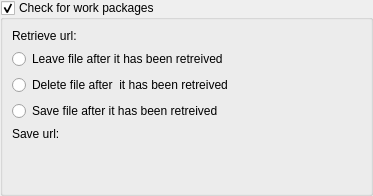
Old version of the form kplato/kptworkpackageconfigpanel.ui in the repository KDE/calligra.
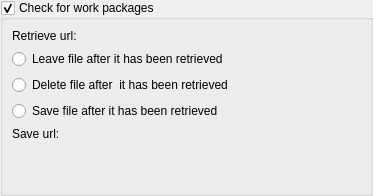
New version of the form. Custom widgets are drawn as their Qt base class.

Diff of the .ui file:
```diff
--- a/kplato/kptworkpackageconfigpanel.ui
+++ b/kplato/kptworkpackageconfigpanel.ui
@@ -39,14 +39,14 @@
       <item row="3" column="0" colspan="2">
        <widget class="QRadioButton" name="kcfg_DeleteFile">
         <property name="text">
-         <string>Delete file after  it has been retreived</string>
+         <string>Delete file after  it has been retrieved</string>
         </property>
        </widget>
       </item>
       <item row="4" column="0" colspan="2">
        <widget class="QRadioButton" name="kcfg_SaveFile">
         <property name="text">
-         <string>Save file after it has been retreived</string>
+         <string>Save file after it has been retrieved</string>
         </property>
        </widget>
       </item>
@@ -76,7 +76,7 @@
       <item row="2" column="0" colspan="2">
        <widget class="QRadioButton" name="kcfg_LeaveFile">
         <property name="text">
-         <string>Leave file after it has been retreived</string>
+         <string>Leave file after it has been retrieved</string>
         </property>
        </widget>
       </item>
```
